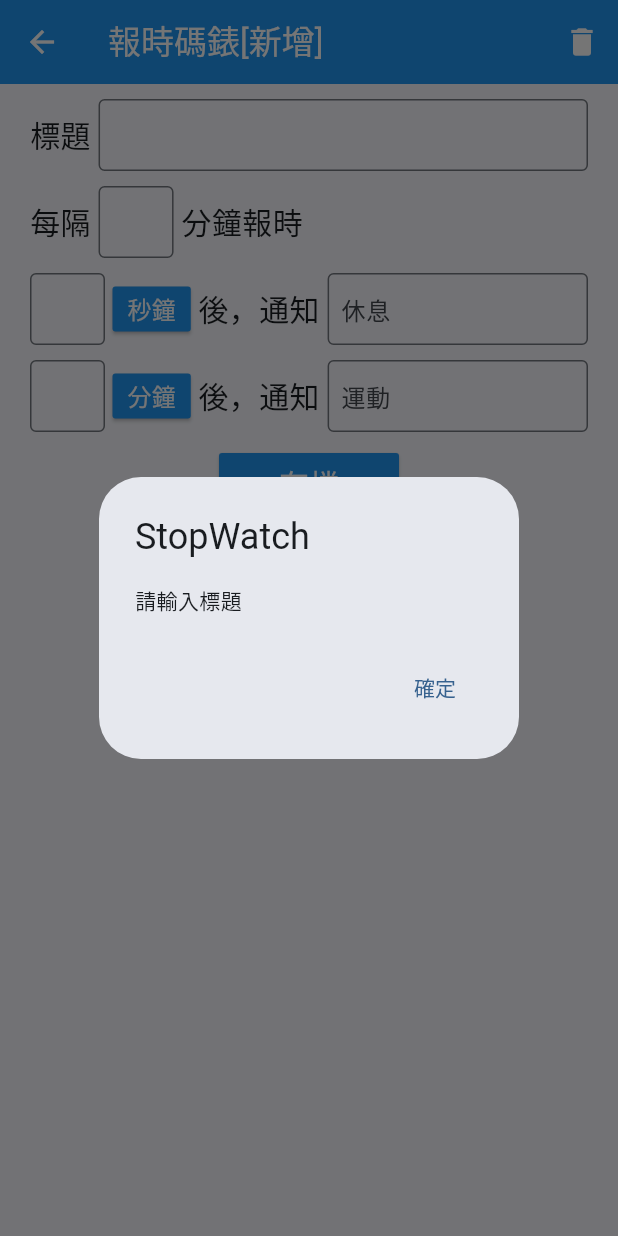
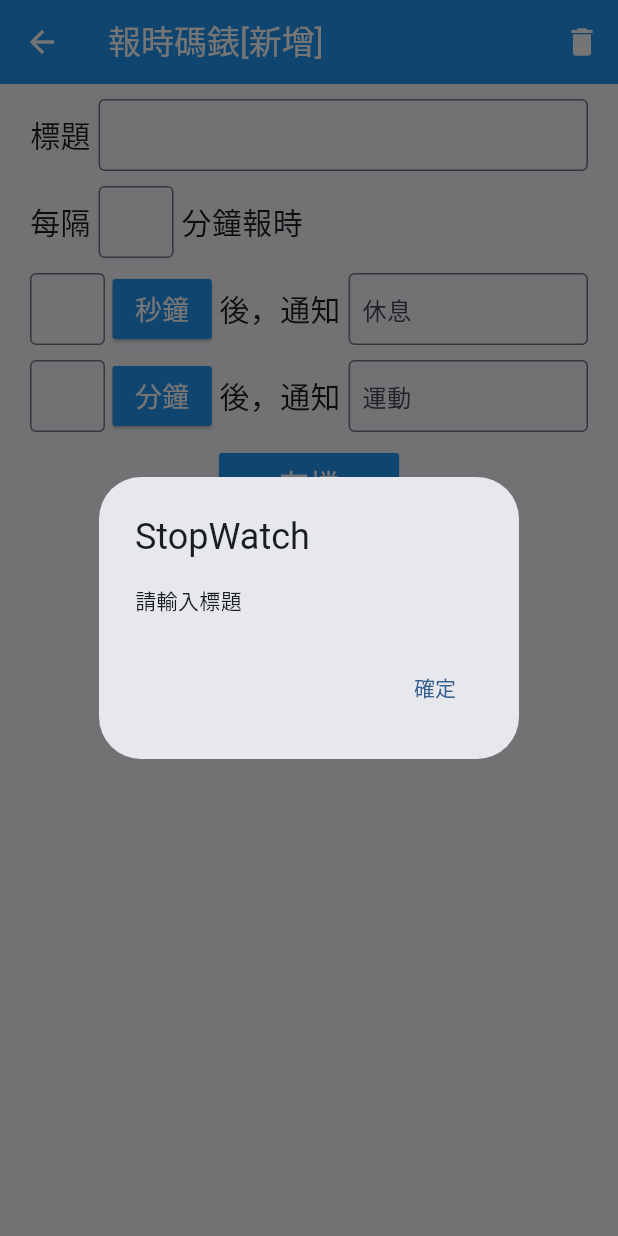
Before and after one commit to jimchen5342/stopwatch, a Flutter app: the StopWatchEdit screen opened directly, after a tap on "分鐘", after a tap on "存檔", on a phone screen of 412 x 824 dp. Run offline on Flutter 3.47's test engine with Material 3 defaults, Android fonts, the phone set to English and light mode, and no system bars; our stand-ins replace flutter_tts, localstorage, package_info_plus; missing offline and left inert: flutter_background_service, flutter_background_service_android.

Commit message:
2025-06-13

```diff
--- a/lib/main.dart
+++ b/lib/main.dart
@@ -111,10 +111,7 @@ void onStart(ServiceInstance service) async {
 
   // 碼錶變數
   int seconds = 0;
-  Timer? timer;
-
-  // 啟動碼錶
-  timer = Timer.periodic(const Duration(seconds: 1), (timer) async {
+  Timer.periodic(const Duration(seconds: 1), (timer) async {
     seconds++;
     // 更新前景通知內容
     if (service is AndroidServiceInstance) {
--- a/lib/stopwatch/stopwatchEdit.dart
+++ b/lib/stopwatch/stopwatchEdit.dart
@@ -240,8 +240,8 @@ class _StopWatchEditState extends State<StopWatchEdit> {
           style: ElevatedButton.styleFrom(
             foregroundColor: Colors.white,
             backgroundColor: Colors.blue,
-            minimumSize: Size(30, 30),
-            padding: EdgeInsets.symmetric(horizontal: 10),
+            minimumSize: Size(30, 40),
+            padding: EdgeInsets.symmetric(horizontal: 15),
             shape: const RoundedRectangleBorder(
               borderRadius: BorderRadius.all(Radius.circular(2)),
             ),
@@ -255,7 +255,7 @@ class _StopWatchEditState extends State<StopWatchEdit> {
           },
           child: Text(
             "${unit["interval$index"] == "S" ? "秒" : "分"}鐘",
-            style: TextStyle(fontSize: 16),
+            style: TextStyle(fontSize: 18),
           ),
         ),
         SizedBox(width: 5),
@@ -310,9 +310,10 @@ class _StopWatchEditState extends State<StopWatchEdit> {
             : int.parse(ctrlInterval2.text);
     if (ctrlTitle.text.isEmpty) {
       msg = "請輸入標題";
-    } else if (interval == 0) {
-      msg = "請輸入報時頻率";
     } else if (interval1 == 0 && interval2 == 0) {
+      if (interval == 0) {
+        msg = "請輸入報時頻率";
+      }
     } else if (interval1 == 0 && ctrlInterval1Txt.text.isNotEmpty) {
       msg = "請輸入第 1 個間隔時間";
     } else if (interval2 == 0 && ctrlInterval1Txt.text.isNotEmpty) {
@@ -320,7 +321,7 @@ class _StopWatchEditState extends State<StopWatchEdit> {
     } else if (interval1 > 0 && ctrlInterval1Txt.text.isEmpty) {
       msg = "請輸入第 1 通知";
     } else if (interval2 > 0 && ctrlInterval2Txt.text.isEmpty) {
-      msg = "請輸入第2通知";
+      msg = "請輸入第 2 通知";
     } else {}
 
     if (msg.isNotEmpty) {
@@ -332,9 +333,11 @@ class _StopWatchEditState extends State<StopWatchEdit> {
         json = {};
         var key = 1;
         for (var el in stopwatchList) {
-          if (el["key"] > key) {
+          print('${el["key"]} / ${key}; ${el["key"] == key}');
+          if (el["key"] >= key) {
             key = el["key"] + 1;
           }
+          print("key: $key");
         }
         json["key"] = key;
         stopwatchList.add(json);
@@ -355,8 +358,11 @@ class _StopWatchEditState extends State<StopWatchEdit> {
           json["interval2Unit"] = unit["interval2"];
         }
       }
-      print(json);
-      int index = stopwatchList.indexWhere((el) => el["key"] == json["key"]);
+      // print(json);
+      int index = stopwatchList.indexWhere((el) {
+        print("${el['key']} / ${json['key']}; ${el['key'] == json['key']}");
+        return el["key"] == json["key"];
+      });
       stopwatchList[index] = json;
       await storage.writeJsonArray("stopwatch", stopwatchList);
       _exitSetup();
--- a/lib/stopwatch/stopwatchList.dart
+++ b/lib/stopwatch/stopwatchList.dart
@@ -65,7 +65,7 @@ class _StopWatchListState extends State<StopWatchList> {
     String s1 = "";
 
     if (json is Map) {
-      if (json.containsKey('interval')) {
+      if (json.containsKey('interval') && json["interval"] > 0) {
         s1 = '間隔 ${json['interval']} 分鐘報時';
       }
       if (json["interval1"] is num && json["interval1"] > 0) {
@@ -73,7 +73,8 @@ class _StopWatchListState extends State<StopWatchList> {
             json["interval1Unit"] is String && json["interval1Unit"] == "S"
                 ? "秒"
                 : "分";
-        s1 += "；${json["interval1"]}${unit}鐘後${json["interval1Txt"]}";
+        s1 +=
+            "${s1.isNotEmpty ? '；' : ''}${json["interval1"]}${unit}鐘後${json["interval1Txt"]}";
       }
       if (json["interval2"] is num && json["interval2"] > 0) {
         String unit =
```
Also changed, not shown: lib/stopwatch/stopwatch.dart (+4 -9 lines), 1 other file.
